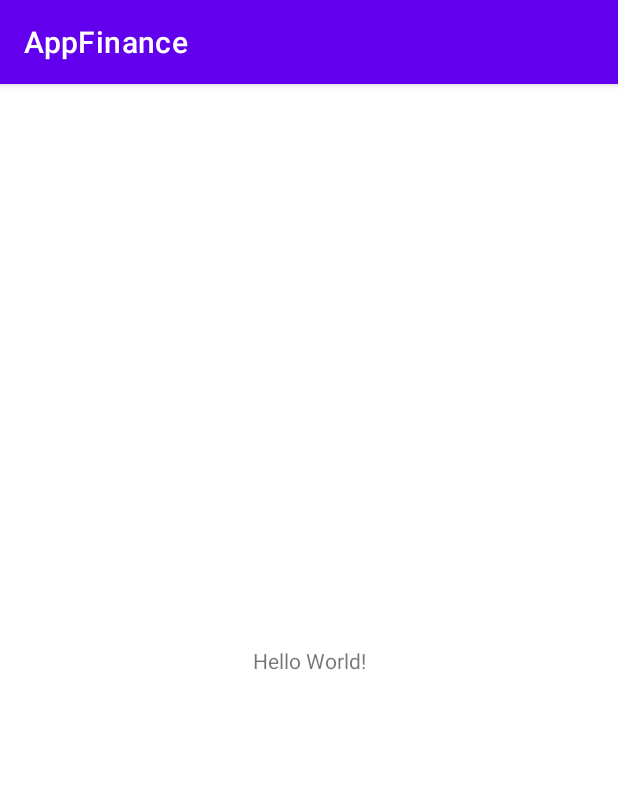
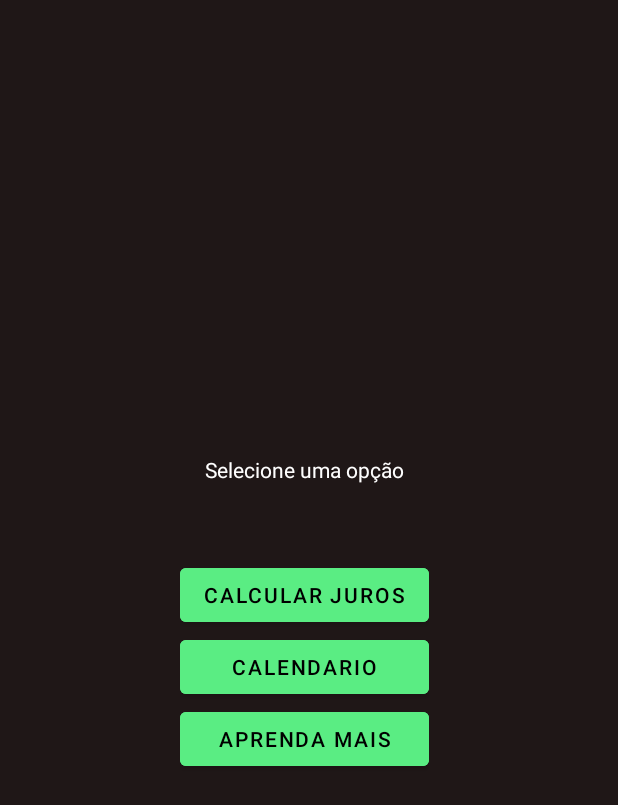
Before and after one commit to Lobat0/CashWise, an Android app: the screen it shows after launch (MainActivity before the commit, Home after it), on a phone screen of 412 x 824 dp. Shown: the top 805 px of the screen. Run offline under Robolectric (Android 15) with nearby library versions, the phone set to English and light mode, and no system bars.

Commit message:
Definição de layout

```diff
--- /dev/null
+++ b/app/src/main/java/com/appfinance/Home.java
@@ -0,0 +1,32 @@
+package com.appfinance;
+
+import androidx.appcompat.app.AppCompatActivity;
+
+import android.content.Intent;
+import android.os.Bundle;
+import android.view.View;
+import android.widget.Button;
+
+public class Home extends AppCompatActivity {
+
+    @Override
+    protected void onCreate(Bundle savedInstanceState) {
+        super.onCreate(savedInstanceState);
+        setContentView(R.layout.activity_home2);
+
+        getSupportActionBar().hide();
+
+        Button btnCalcJuros = (Button)findViewById(R.id.btnCalcJuros);
+
+        btnCalcJuros.setOnClickListener(new View.OnClickListener() {
+            @Override
+            public void onClick(View v){
+
+                Intent it = new Intent(getApplicationContext(), CalcularJuros.class);
+                startActivity(it);
+                finish();
+
+            }
+        });
+    }
+}
--- a/app/src/main/java/com/appfinance/MainActivity.java
+++ b/app/src/main/java/com/appfinance/MainActivity.java
@@ -2,7 +2,9 @@ package com.appfinance;
 
 import androidx.appcompat.app.AppCompatActivity;
 
+import android.content.Intent;
 import android.os.Bundle;
+import android.os.Handler;
 
 public class MainActivity extends AppCompatActivity {
 
@@ -12,5 +14,18 @@ public class MainActivity extends AppCompatActivity {
     protected void onCreate(Bundle savedInstanceState) {
         super.onCreate(savedInstanceState);
         setContentView(R.layout.activity_main);
+
+        getSupportActionBar().hide();
+
+        new Handler().postDelayed(new Runnable()
+        {
+            @Override
+            public void run()
+            {
+                Intent it = new Intent(getApplicationContext(), Home.class);
+                startActivity(it);
+                finish();
+            }
+        }, 3000);
     }
 }
--- /dev/null
+++ b/app/src/main/res/layout/activity_home2.xml
@@ -0,0 +1,57 @@
+<?xml version="1.0" encoding="utf-8"?>
+<androidx.constraintlayout.widget.ConstraintLayout xmlns:android="http://schemas.android.com/apk/res/android"
+    xmlns:app="http://schemas.android.com/apk/res-auto"
+    xmlns:tools="http://schemas.android.com/tools"
+    android:layout_width="match_parent"
+    android:layout_height="match_parent"
+    android:background="#1F1717"
+    tools:context=".Home">
+
+    <LinearLayout
+        android:layout_width="wrap_content"
+        android:layout_height="wrap_content"
+        android:gravity="center"
+        android:orientation="vertical"
+        app:layout_constraintBottom_toBottomOf="parent"
+        app:layout_constraintEnd_toEndOf="parent"
+        app:layout_constraintHorizontal_bias="0.489"
+        app:layout_constraintStart_toStartOf="parent"
+        app:layout_constraintTop_toTopOf="parent"
+        app:layout_constraintVertical_bias="0.497">
+
+        <TextView
+            android:id="@+id/textView3"
+            android:layout_width="match_parent"
+            android:layout_height="wrap_content"
+            android:layout_marginBottom="50dp"
+            android:gravity="center"
+            android:text="Selecione uma opção"
+            android:textAlignment="gravity"
+            android:textColor="@color/white" />
+
+        <Button
+            android:id="@+id/btnCalcJuros"
+            android:layout_width="match_parent"
+            android:layout_height="wrap_content"
+            android:backgroundTint="#5AED83"
+            android:text="Calcular Juros"
+            android:textColor="@color/black" />
+
+        <Button
+            android:id="@+id/btnCalen"
+            android:layout_width="match_parent"
+            android:layout_height="wrap_content"
+            android:backgroundTint="#5AED83"
+            android:text="Calendario"
+            android:textColor="@color/black" />
+
+        <Button
+            android:id="@+id/btnApMais"
+            android:layout_width="match_parent"
+            android:layout_height="wrap_content"
+            android:backgroundTint="#5AED83"
+            android:text="Aprenda Mais"
+            android:textColor="@color/black" />
+    </LinearLayout>
+
+</androidx.constraintlayout.widget.ConstraintLayout>
```
Also changed, not shown: app/src/main/AndroidManifest.xml (+14 -0 lines), app/src/main/java/com/appfinance/CalcularJuros.java (added, +26 -0 lines), app/src/main/res/layout/activity_calcular_juros.xml (added, +102 -0 lines), app/src/main/res/layout/activity_main.xml (+19 -5 lines), app/src/main/res/drawable/default_transparent_1000x1000.png (added).
